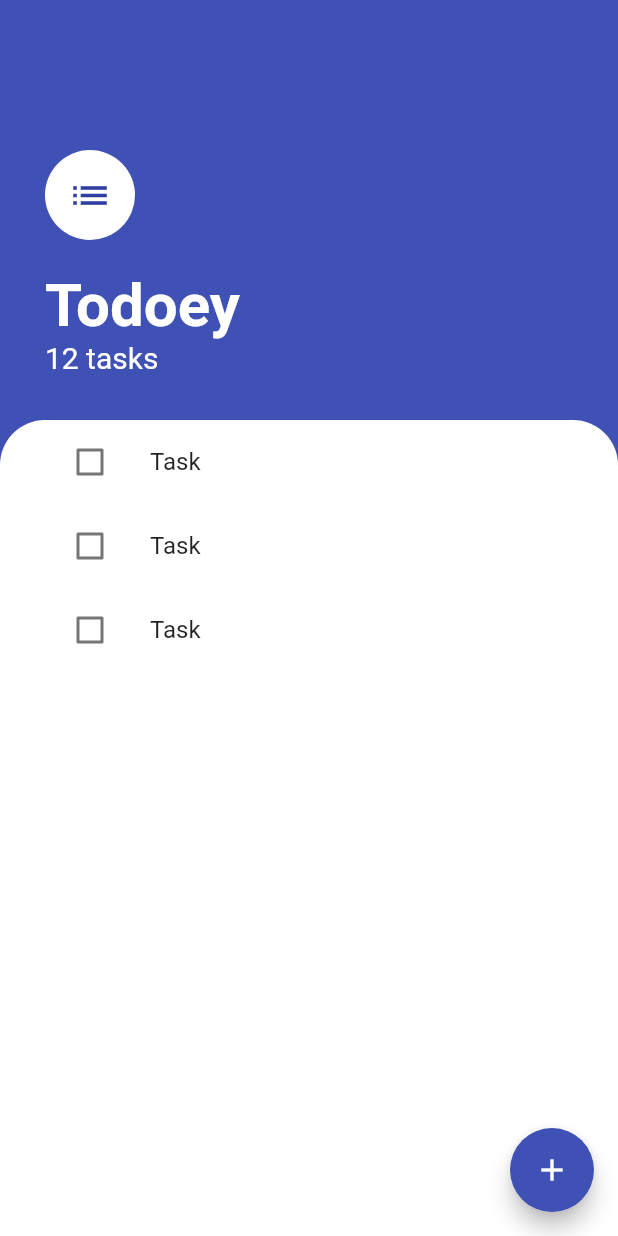
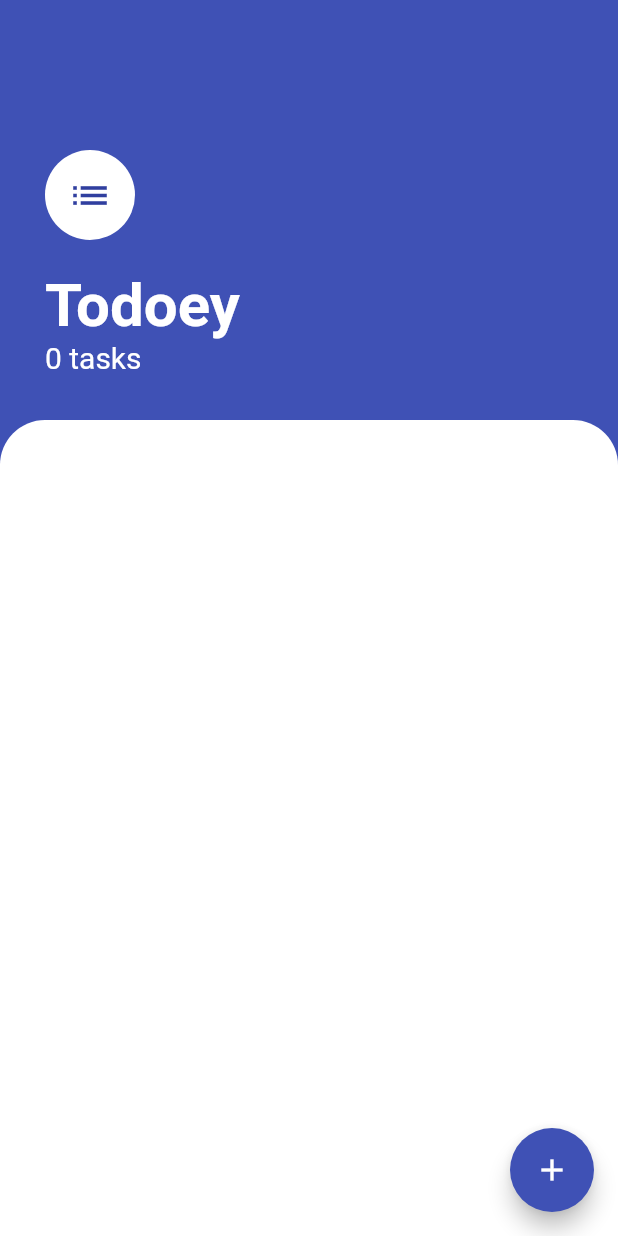
Before and after one commit to marcossevilla/todoey, a Flutter app: the screen it shows after launch, on a phone screen of 412 x 824 dp. Run offline on Flutter 3.47's test engine with Material 2 defaults, Android fonts, the phone set to English and light mode, and no system bars.

Commit message:
added provider and reimplemented add task

```diff
--- a/lib/main.dart
+++ b/lib/main.dart
@@ -1,6 +1,8 @@
 import 'package:flutter/material.dart';
 import 'package:flutter/services.dart';
+import 'package:provider/provider.dart';
 
+import 'models/task_data.dart';
 import 'screens/task_screen.dart';
 
 void main() => runApp(Todoey());
@@ -12,12 +14,15 @@ class Todoey extends StatelessWidget {
       [DeviceOrientation.portraitUp],
     );
 
-    return MaterialApp(
-      home: TaskScreen(),
-      theme: ThemeData(
-        primarySwatch: Colors.indigo,
+    return ChangeNotifierProvider(
+      builder: (context) => TaskData(),
+      child: MaterialApp(
+        home: TaskScreen(),
+        theme: ThemeData(
+          primarySwatch: Colors.indigo,
+        ),
+        debugShowCheckedModeBanner: false,
       ),
-      debugShowCheckedModeBanner: false,
     );
   }
 }
--- /dev/null
+++ b/lib/models/task.dart
@@ -0,0 +1,8 @@
+class Task {
+  final String name;
+  bool isDone;
+
+  Task({this.name, this.isDone = false});
+
+  void toggleDone() => isDone = !isDone;
+}
--- /dev/null
+++ b/lib/models/task_data.dart
@@ -0,0 +1,21 @@
+import 'dart:collection';
+
+import 'package:flutter/foundation.dart';
+
+import 'task.dart';
+
+class TaskData extends ChangeNotifier {
+  List<Task> _tasks = [];
+
+  UnmodifiableListView<Task> get tasks => UnmodifiableListView(_tasks);
+
+  int get taskCount {
+    return _tasks.length;
+  }
+
+  void addTask(String taskName) {
+    final task = Task(name: taskName);
+    _tasks.add(task);
+    notifyListeners();
+  }
+}
--- a/lib/screens/task_screen.dart
+++ b/lib/screens/task_screen.dart
@@ -1,6 +1,8 @@
 import 'package:flutter/material.dart';
-import 'package:todoey/screens/add_task_screen.dart';
+import 'package:provider/provider.dart';
 
+import '../models/task_data.dart';
+import '../screens/add_task_screen.dart';
 import '../widgets/tasks_list.dart';
 
 class TaskScreen extends StatelessWidget {
@@ -39,7 +41,7 @@ class TaskScreen extends StatelessWidget {
                   ),
                 ),
                 Text(
-                  '12 tasks',
+                  '${Provider.of<TaskData>(context).taskCount} tasks',
                   style: TextStyle(
                     color: Colors.white,
                     fontSize: 20.0,
@@ -64,12 +66,10 @@ class TaskScreen extends StatelessWidget {
       ),
       floatingActionButton: FloatingActionButton(
         child: Icon(Icons.add),
-        onPressed: () {
-          showModalBottomSheet(
-            context: context,
-            builder: (context) => AddTaskScreen(),
-          );
-        },
+        onPressed: () => showModalBottomSheet(
+          context: context,
+          builder: (context) => AddTaskScreen(),
+        ),
       ),
     );
   }
--- a/lib/widgets/task_tile.dart
+++ b/lib/widgets/task_tile.dart
@@ -1,17 +1,25 @@
 import 'package:flutter/material.dart';
 
 class TaskTile extends StatelessWidget {
-  const TaskTile({
-    Key key,
-  }) : super(key: key);
+  final String title;
+  final bool isChecked;
+  final Function callback;
+
+  TaskTile({this.isChecked, this.title, this.callback});
 
   @override
   Widget build(BuildContext context) {
     return ListTile(
-      title: Text('Task'),
+      title: Text(
+        title,
+        style: TextStyle(
+          decoration: isChecked ? TextDecoration.lineThrough : null,
+        ),
+      ),
       leading: Checkbox(
-        value: false,
-        onChanged: (bool value) {},
+        activeColor: Theme.of(context).primaryColor,
+        value: isChecked,
+        onChanged: callback,
       ),
     );
   }
--- a/lib/widgets/tasks_list.dart
+++ b/lib/widgets/tasks_list.dart
@@ -1,19 +1,22 @@
 import 'package:flutter/material.dart';
-import 'package:todoey/widgets/task_tile.dart';
+import 'package:provider/provider.dart';
+
+import '../models/task_data.dart';
+import 'task_tile.dart';
 
 class TasksList extends StatelessWidget {
-  const TasksList({
-    Key key,
-  }) : super(key: key);
-
   @override
   Widget build(BuildContext context) {
-    return ListView(
-      children: <Widget>[
-        TaskTile(),
-        TaskTile(),
-        TaskTile(),
-      ],
+    return Consumer<TaskData>(
+      builder: (context, data, child) => ListView.builder(
+        itemCount: data.taskCount,
+        itemBuilder: (context, i) {
+          return TaskTile(
+            title: data.tasks[i].name,
+            isChecked: data.tasks[i].isDone,
+          );
+        },
+      ),
     );
   }
 }
--- a/pubspec.yaml
+++ b/pubspec.yaml
@@ -23,6 +23,7 @@ dependencies:
   # The following adds the Cupertino Icons font to your application.
   # Use with the CupertinoIcons class for iOS style icons.
   cupertino_icons: ^0.1.2
+  provider: ^3.1.0
 
 dev_dependencies:
   flutter_test:
```
Also changed, not shown: lib/screens/add_task_screen.dart (+12 -3 lines), pubspec.lock.
